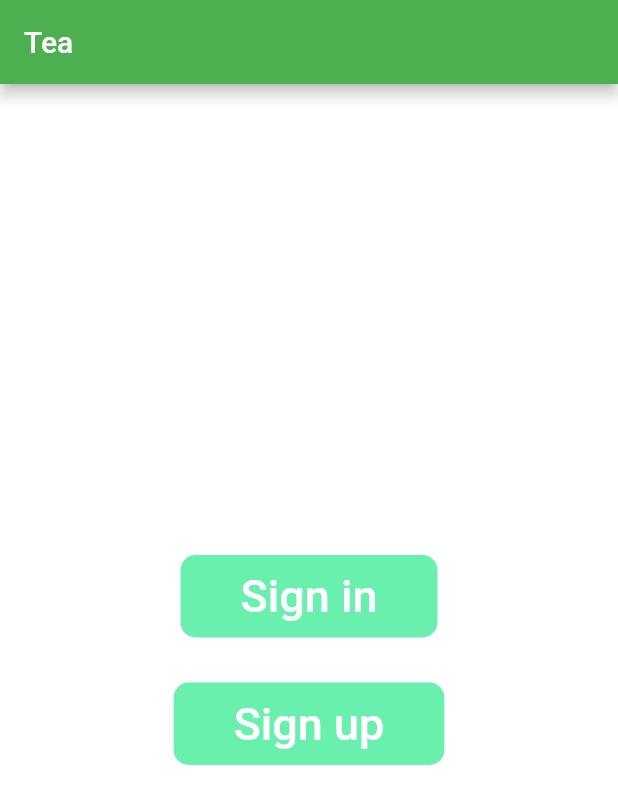
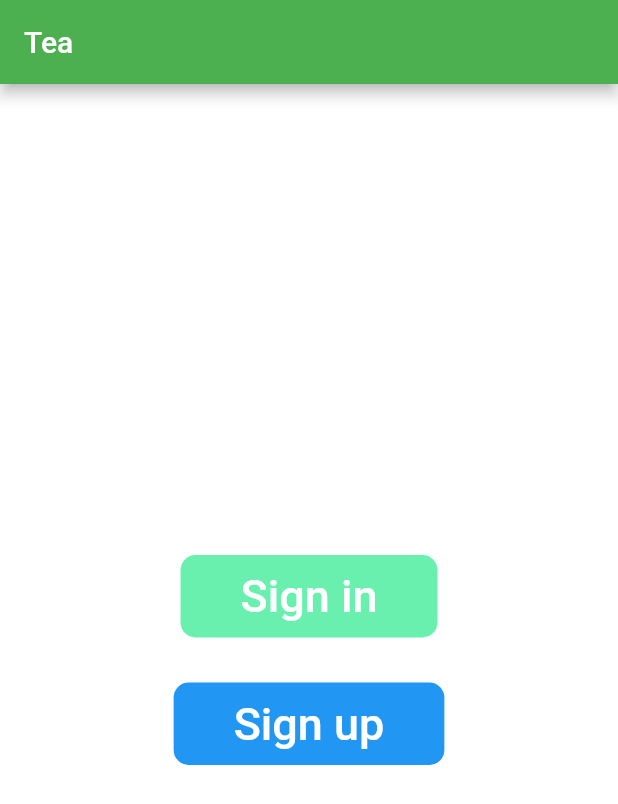
Before and after one commit to TheDataPirates/tea_tracker_app, a Flutter app: the screen it shows after launch, on a phone screen of 412 x 824 dp. Shown: the top 804 px of the screen. Run offline on Flutter 3.47's test engine with Material 2 defaults, Android fonts, the phone set to English and light mode, and no system bars.

Commit message:
set blue color for sign up button

```diff
--- a/lib/main.dart
+++ b/lib/main.dart
@@ -49,7 +49,7 @@ class LoginScreen extends StatelessWidget {
                 borderRadius: BorderRadius.circular(10.0),
               ),
               padding: EdgeInsets.symmetric(vertical: 10.0, horizontal: 40.0),
-              color: Colors.greenAccent,
+              color: Colors.blue,
               child: Text(
                 'Sign up',
                 style: TextStyle(fontSize: 30, color: Colors.white),
```
